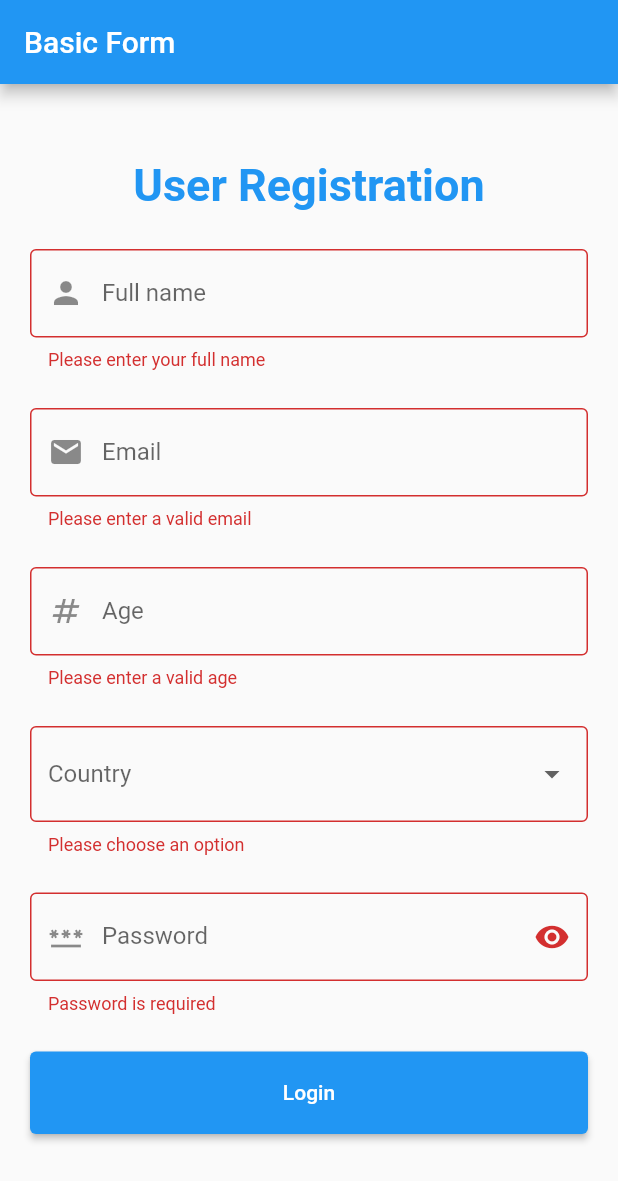
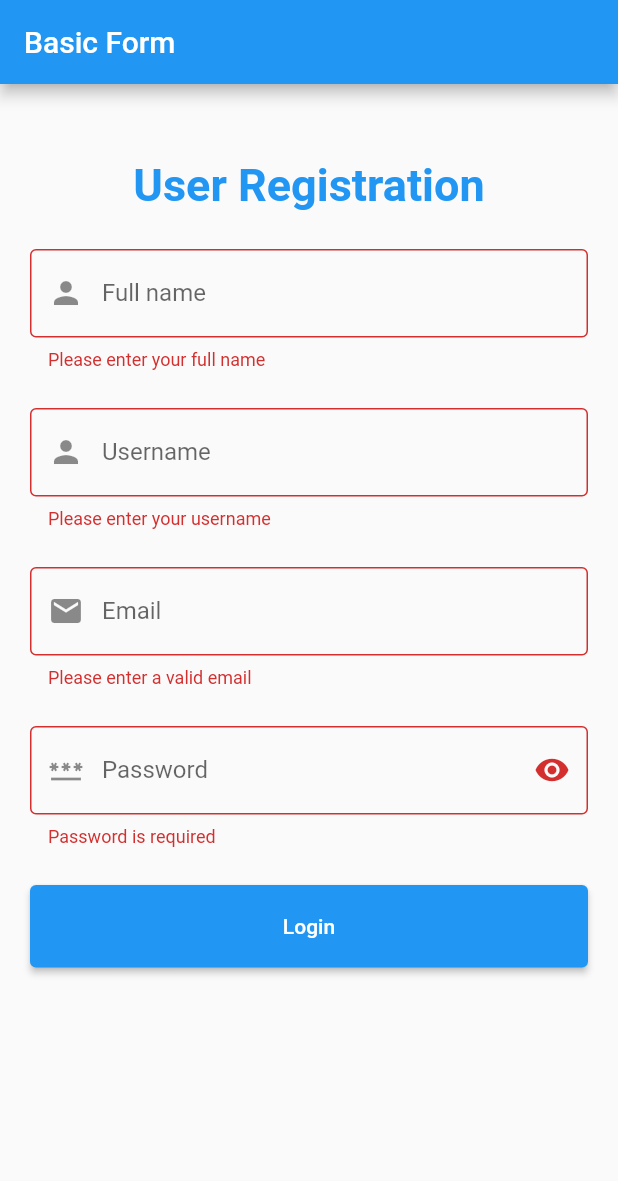
Before and after one commit to Chanh85/Note_App, a Flutter app: the screen it shows after launch, after a tap on "Login", on a phone screen of 412 x 824 dp. Shown: the top 1181 px of the screen. Run offline on Flutter 3.47's test engine with Material 2 defaults, Android fonts, the light colour scheme and no system bars; our stand-ins replace email_validator.

Commit message:
Registration screen v1

```diff
--- a/lib/main.dart
+++ b/lib/main.dart
@@ -50,9 +50,8 @@ class _MyHomePageState extends State<MyHomePage> {
       {
         _key.currentState?.save();
         print(fullname);
+        print(username);
         print(email);
-        print(age);
-        print(country);
         print(password);
         _key.currentState?.reset();
         myFocusNode.requestFocus();
@@ -64,9 +63,8 @@ class _MyHomePageState extends State<MyHomePage> {
   }
 
   String fullname = '';
+  String username = '';
   String email = '';
-  int age = 18;
-  String country = '';
   String password = '';
 
 
@@ -80,7 +78,6 @@ class _MyHomePageState extends State<MyHomePage> {
         padding: EdgeInsets.all(20),
         child: SingleChildScrollView(
           child: Form(
-            autovalidateMode: AutovalidateMode.onUserInteraction,
             key: _key,
             child: Column(
               children: [
@@ -88,6 +85,7 @@ class _MyHomePageState extends State<MyHomePage> {
                 Text('User Registration', style: TextStyle(fontSize: 30, color: Colors.blue, fontWeight: FontWeight.bold),),
                 SizedBox(height: 25,),
                 TextFormField(
+                  autovalidateMode: AutovalidateMode.onUserInteraction,
                   focusNode: myFocusNode,
                   onSaved: (v){
                     fullname = v ?? '';
@@ -109,6 +107,29 @@ class _MyHomePageState extends State<MyHomePage> {
                 ),
                 SizedBox(height: 25,),
                 TextFormField(
+                  autovalidateMode: AutovalidateMode.onUserInteraction,
+                  focusNode: myFocusNode,
+                  onSaved: (v){
+                    username = v ?? '';
+                  },
+                  validator: (v){
+                    if(v  == null || v.isEmpty || v.length < 3)
+                    {
+                      return 'Please enter your username';
+                    }
+                    return null;
+                  },
+                  keyboardType: TextInputType.name,
+                  decoration: InputDecoration(
+                    labelText: "Username",
+                    hintText: "Your username",
+                    border: OutlineInputBorder(),
+                    prefixIcon: Icon(Icons.person),
+                  ),
+                ),
+                SizedBox(height: 25,),
+                TextFormField(
+                    autovalidateMode: AutovalidateMode.onUserInteraction,
                   onSaved: (v){
                     email = v?? '';
                   },
@@ -123,50 +144,7 @@ class _MyHomePageState extends State<MyHomePage> {
                 ),
                 SizedBox(height: 25,),
                 TextFormField(
-                  onSaved: (v){
-                    age = v != null ? int.parse(v): 18;
-                  },
-                  validator: (v){
-                    if(v == null || v.isEmpty || int.parse(v) >= 300 || int.parse(v) < 0)
-                      {
-                        return "Please enter a valid age";
-                      }
-                    return null;
-                  },
-                  keyboardType: TextInputType.number,
-                  decoration: InputDecoration(
-                    labelText: "Age",
-                    hintText: "Age",
-                    border: OutlineInputBorder(),
-                    prefixIcon: Icon(Icons.numbers),
-                  ),
-                ),
-                SizedBox(height: 25,),
-                DropdownButtonFormField(
-                    isExpanded: true,
-                    decoration: InputDecoration(
-                      labelText: 'Country',
-                      border: OutlineInputBorder()
-                    ),
-                    items: countries.map((e) => DropdownMenuItem(value: e, child: Text(e)),).toList(),
-                    onChanged: (v) => {
-                      setState((){
-                          selectedItem = v!;
-                      })
-                    },
-                    onSaved: (v){
-                      country = v??'';
-                    },
-                    validator: (v){
-                      if(v == null || v.isEmpty)
-                        {
-                          return 'Please choose an option';
-                        }
-                      return null;
-                    },
-                ),
-                SizedBox(height: 25,),
-                TextFormField(
+                  autovalidateMode: AutovalidateMode.onUserInteraction,
                   onSaved: (v){
                     password = v??'';
                   },
```
